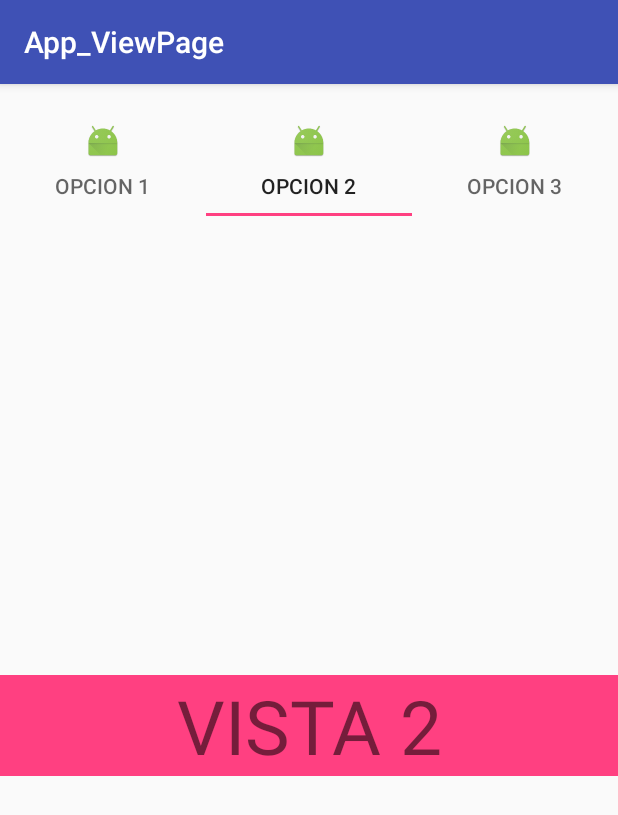
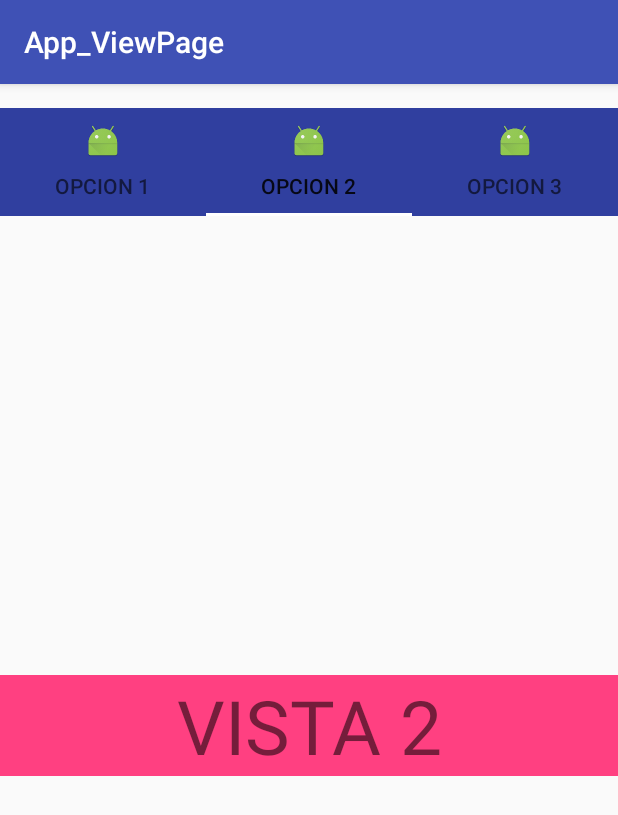
Before and after one commit to Gashelopodo/Sabado_11_03_2017, an Android app: the screen it shows after launch (MainActivity), on a phone screen of 412 x 824 dp. Shown: the top 815 px of the screen. Run offline under Robolectric (Android 15) with nearby library versions, the phone set to English and light mode, and no system bars.

Commit message:
viewPager modf

```diff
--- a/App_ViewPage/app/src/main/res/layout/activity_main.xml
+++ b/App_ViewPage/app/src/main/res/layout/activity_main.xml
@@ -13,7 +13,8 @@
         android:layout_width="match_parent"
         android:layout_height="wrap_content"
         app:tabGravity="fill"
-        android:id="@+id/tabLayout">
+        android:id="@+id/tabLayout"
+        style="@style/NavigationTab">
     </android.support.design.widget.TabLayout>
 
     <android.support.v4.view.ViewPager
--- a/App_ViewPage/app/src/main/res/values/styles.xml
+++ b/App_ViewPage/app/src/main/res/values/styles.xml
@@ -8,4 +8,10 @@
         <item name="colorAccent">@color/colorAccent</item>
     </style>
 
+    <style name="NavigationTab" parent="Widget.Design.TabLayout">
+        <item name="tabIndicatorColor">#FFFFFF</item>
+        <item name="tabTextAppearance">@style/TextAppearance.Design.Tab</item>
+        <item name="tabBackground">@color/colorPrimaryDark</item>
+    </style>
+
 </resources>
```
